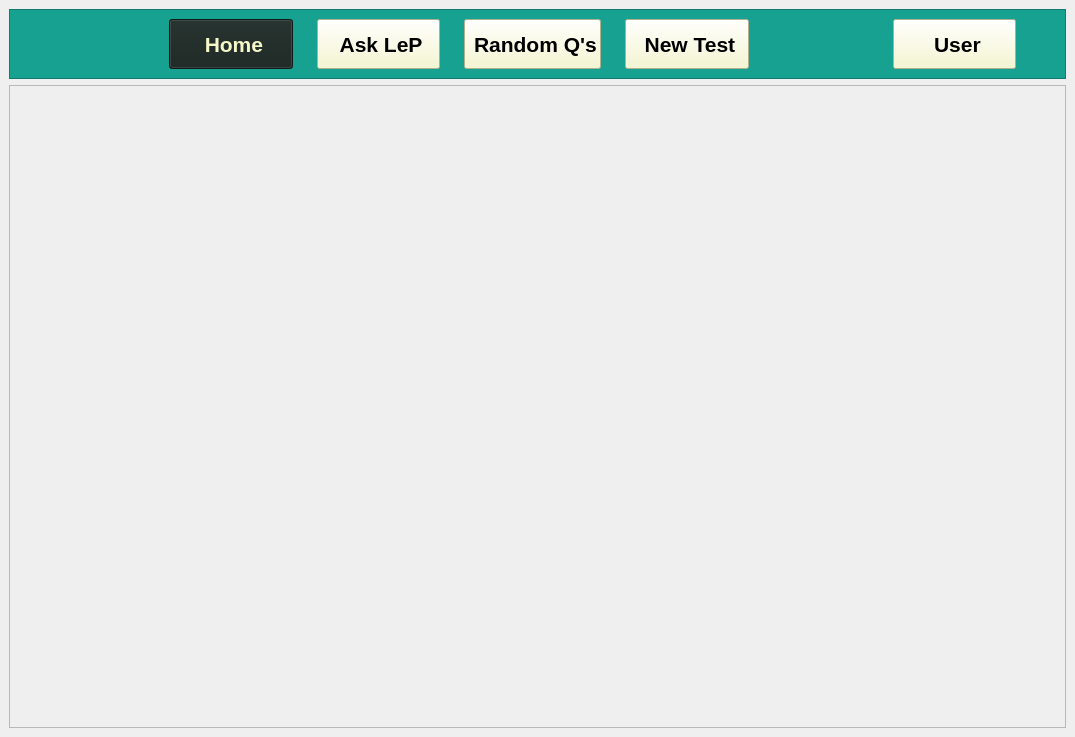
Before: the Qt Designer form src/views/ui/main.ui in adibozzhanov/LeProgram, drawn with Qt 5.
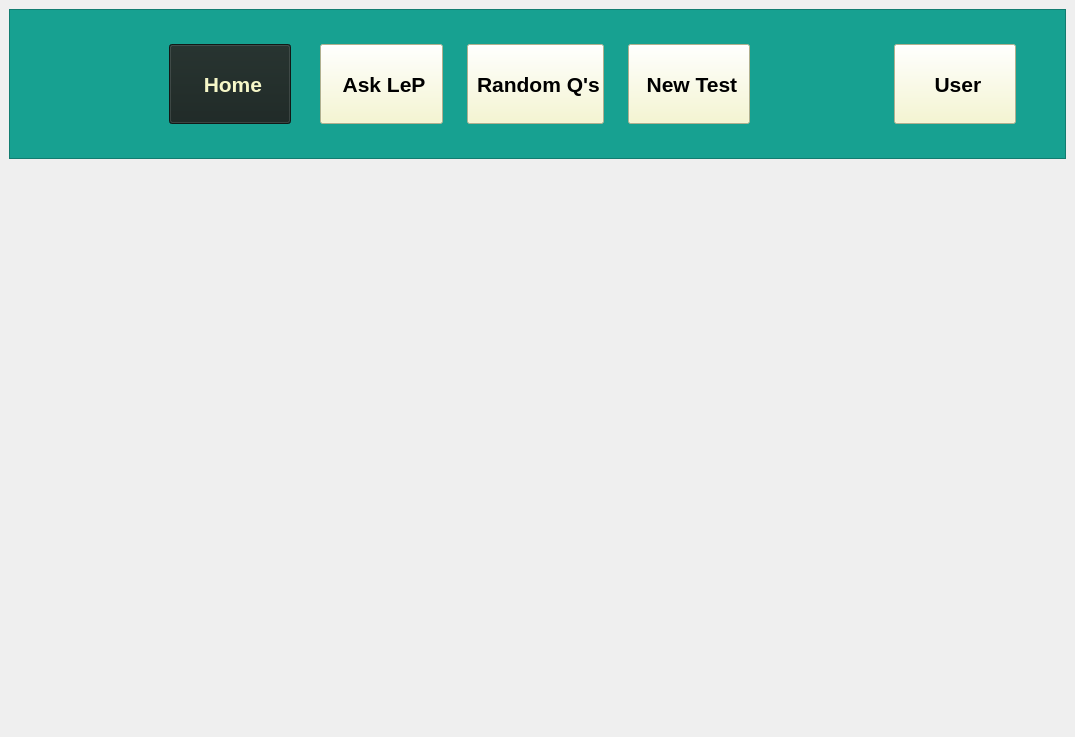
After: the same form once the commit is applied. Icons and pictures are not drawn.

Patch:
```diff
--- a/src/views/ui/main.ui
+++ b/src/views/ui/main.ui
@@ -35,7 +35,7 @@
     <item>
      <widget class="QFrame" name="menuBar">
       <property name="sizePolicy">
-       <sizepolicy hsizetype="Preferred" vsizetype="Preferred">
+       <sizepolicy hsizetype="Expanding" vsizetype="Maximum">
         <horstretch>0</horstretch>
         <verstretch>0</verstretch>
        </sizepolicy>
@@ -49,7 +49,7 @@
       <property name="maximumSize">
        <size>
         <width>16777215</width>
-        <height>70</height>
+        <height>150</height>
        </size>
       </property>
       <property name="styleSheet">
@@ -138,6 +138,22 @@
          </property>
         </widget>
        </item>
+       <item>
+        <spacer name="verticalSpacer">
+         <property name="orientation">
+          <enum>Qt::Vertical</enum>
+         </property>
+         <property name="sizeType">
+          <enum>QSizePolicy::Fixed</enum>
+         </property>
+         <property name="sizeHint" stdset="0">
+          <size>
+           <width>5</width>
+           <height>70</height>
+          </size>
+         </property>
+        </spacer>
+       </item>
        <item>
         <widget class="QPushButton" name="askLepButton">
          <property name="sizePolicy">
@@ -431,12 +447,31 @@
        </sizepolicy>
       </property>
       <property name="frameShape">
-       <enum>QFrame::StyledPanel</enum>
+       <enum>QFrame::NoFrame</enum>
       </property>
       <property name="frameShadow">
-       <enum>QFrame::Raised</enum>
+       <enum>QFrame::Plain</enum>
       </property>
-      <layout class="QHBoxLayout" name="mainFrameLayout"/>
+      <property name="lineWidth">
+       <number>0</number>
+      </property>
+      <layout class="QHBoxLayout" name="mainFrameLayout">
+       <property name="spacing">
+        <number>0</number>
+       </property>
+       <property name="leftMargin">
+        <number>0</number>
+       </property>
+       <property name="topMargin">
+        <number>0</number>
+       </property>
+       <property name="rightMargin">
+        <number>0</number>
+       </property>
+       <property name="bottomMargin">
+        <number>0</number>
+       </property>
+      </layout>
      </widget>
     </item>
    </layout>
```
